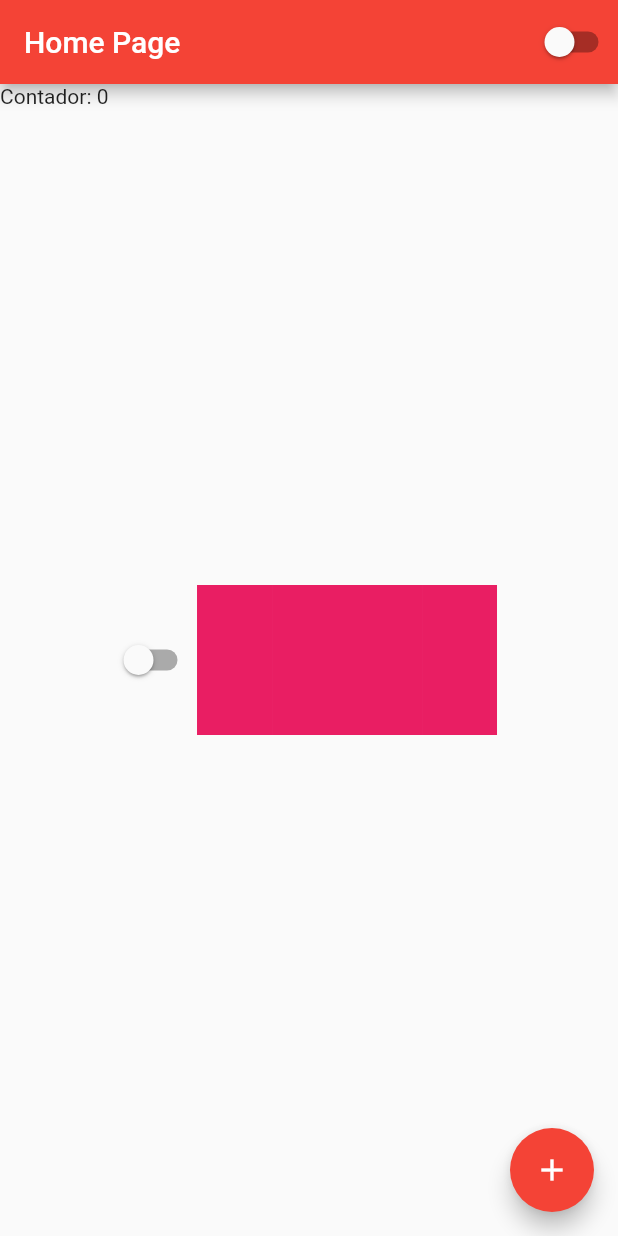
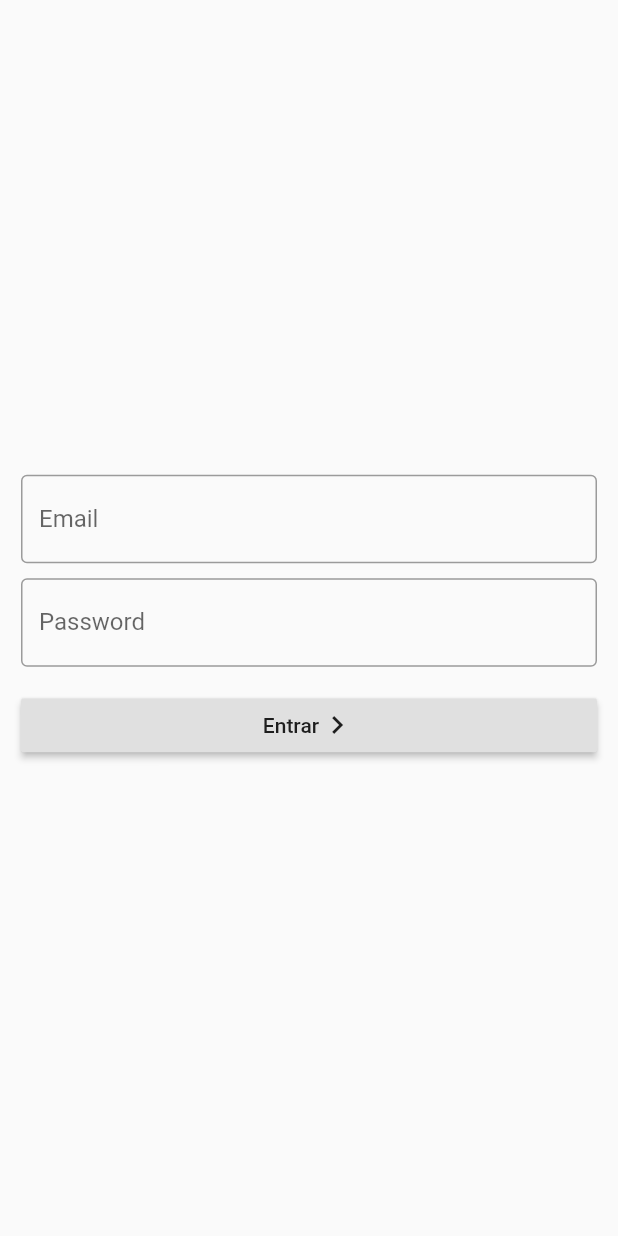
Before and after one commit to Luizgpp/Maratona-Flutter, a Flutter app: the screen it shows after launch, on a phone screen of 412 x 824 dp. Run offline on Flutter 3.47's test engine with Material 2 defaults, Android fonts, the phone set to English and light mode, and no system bars.

Commit message:
Simples tela de login - TextField + RaisedButton

```diff
--- a/PrimeiroProjeto/HelloWorld/lib/app_widget.dart
+++ b/PrimeiroProjeto/HelloWorld/lib/app_widget.dart
@@ -1,4 +1,5 @@
 import 'package:HelloWorld/app_controller.dart';
+import 'package:HelloWorld/login_page.dart';
 import 'package:flutter/cupertino.dart';
 import 'package:flutter/material.dart';
 
@@ -20,7 +21,7 @@ class AppWidget extends StatelessWidget {
               brightness: AppController.instance.isDarkTheme
                   ? Brightness.dark
                   : Brightness.light),
-          home: HomePage(),
+          home: LoginPage(),
         );
       },
     );
--- /dev/null
+++ b/PrimeiroProjeto/HelloWorld/lib/login_page.dart
@@ -0,0 +1,73 @@
+import 'package:flutter/material.dart';
+
+class LoginPage extends StatefulWidget {
+  @override
+  _LoginPageState createState() => _LoginPageState();
+}
+
+class _LoginPageState extends State<LoginPage> {
+  String email = '';
+  String password = '';
+
+  @override
+  Widget build(BuildContext context) {
+    return Scaffold(
+      body: SingleChildScrollView(
+        child: SizedBox(
+          width: MediaQuery.of(context).size.width,
+          height: MediaQuery.of(context).size.height,
+          child: Padding(
+            padding: const EdgeInsets.all(14.0),
+            child: Column(
+              mainAxisAlignment: MainAxisAlignment.center,
+              children: [
+                TextField(
+                  onChanged: (value) {
+                    email = value;
+                  },
+                  keyboardType: TextInputType.emailAddress,
+                  decoration: InputDecoration(
+                    border: OutlineInputBorder(),
+                    labelText: 'Email',
+                  ),
+                ),
+                SizedBox(
+                  height: 10,
+                ),
+                TextField(
+                  onChanged: (value) {
+                    password = value;
+                  },
+                  obscureText: true,
+                  decoration: InputDecoration(
+                    border: OutlineInputBorder(),
+                    labelText: 'Password',
+                  ),
+                ),
+                SizedBox(
+                  height: 15,
+                ),
+                RaisedButton(
+                  onPressed: () {
+                    if (email == 'luizgpp@gmail.com' && password == '123456') {
+                      print('Você está Logado');
+                    } else {
+                      print('Algo deu errado!');
+                    }
+                  },
+                  child: Row(
+                    mainAxisAlignment: MainAxisAlignment.center,
+                    children: <Widget>[
+                      Text('Entrar'),
+                      Icon(Icons.keyboard_arrow_right),
+                    ],
+                  ),
+                ),
+              ],
+            ),
+          ),
+        ),
+      ),
+    );
+  }
+}
```
